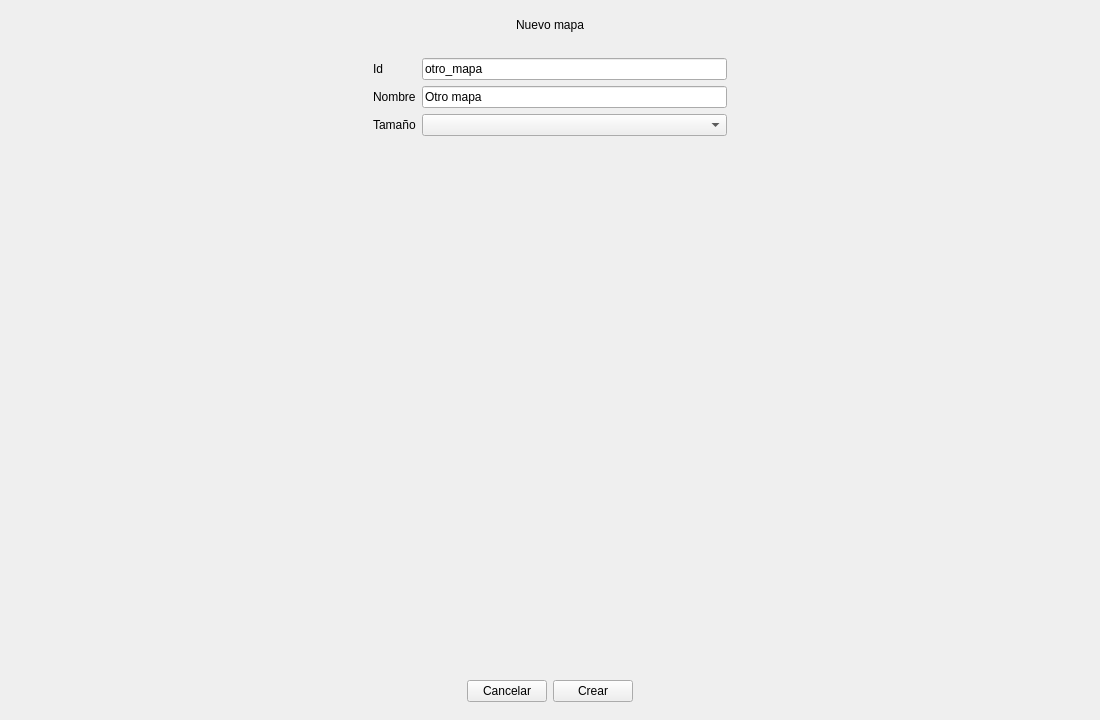
Before: the Qt Designer form editor/EditorWindow.ui in NicolasdelaTorre/TP_Grupal_Grupo_09_Argentum, drawn with Qt 5.
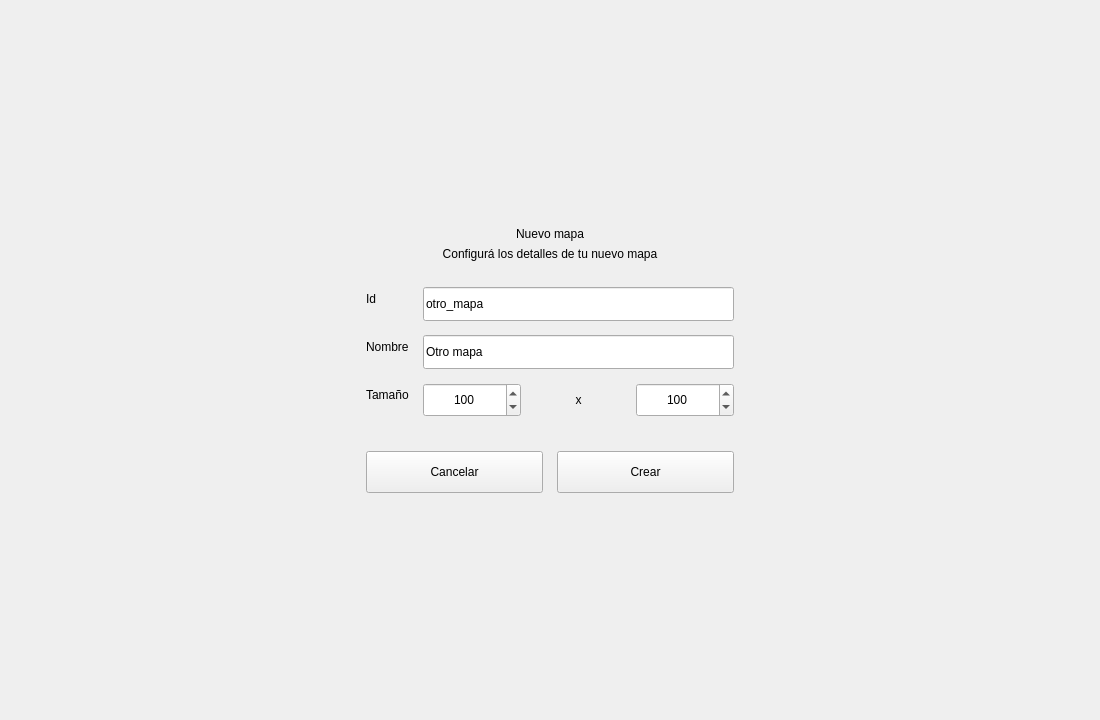
After: the same form once the commit is applied. The open tabs and pages were chosen to show the change.

What changed in the file:
```diff
--- a/editor/EditorWindow.ui
+++ b/editor/EditorWindow.ui
@@ -132,28 +132,15 @@
       </widget>
       <widget class="QWidget" name="pageNewMap">
        <layout class="QVBoxLayout" name="newMapLayout">
-        <item>
-         <widget class="QLabel" name="labelNewMapTitle">
-          <property name="text">
-           <string>Nuevo mapa</string>
-          </property>
-          <property name="alignment">
-           <set>Qt::AlignCenter</set>
-          </property>
-         </widget>
-        </item>
         <item>
          <spacer name="newMapTopSpacer">
           <property name="orientation">
            <enum>Qt::Vertical</enum>
           </property>
-          <property name="sizeType">
-           <enum>QSizePolicy::Fixed</enum>
-          </property>
           <property name="sizeHint" stdset="0">
            <size>
             <width>20</width>
-            <height>20</height>
+            <height>40</height>
            </size>
           </property>
          </spacer>
@@ -168,6 +155,78 @@
             <property name="sizeHint" stdset="0">
              <size>
               <width>40</width>
+              <height>20</height>
+             </size>
+            </property>
+           </spacer>
+          </item>
+          <item>
+           <widget class="QFrame" name="newMapCard">
+            <property name="minimumSize">
+             <size>
+              <width>440</width>
+              <height>0</height>
+             </size>
+            </property>
+            <property name="maximumSize">
+             <size>
+              <width>440</width>
+              <height>16777215</height>
+             </size>
+            </property>
+            <layout class="QVBoxLayout" name="newMapCardLayout">
+             <property name="leftMargin">
+              <number>36</number>
+             </property>
+             <property name="topMargin">
+              <number>32</number>
+             </property>
+             <property name="rightMargin">
+              <number>36</number>
+             </property>
+             <property name="bottomMargin">
+              <number>32</number>
+             </property>
+             <property name="spacing">
+              <number>6</number>
+             </property>
+             <item>
+              <widget class="QLabel" name="labelNewMapTitle">
+               <property name="text">
+                <string>Nuevo mapa</string>
+               </property>
+               <property name="alignment">
+                <set>Qt::AlignCenter</set>
+               </property>
+               <property name="title" stdset="0">
+                <bool>true</bool>
+               </property>
+              </widget>
+             </item>
+             <item>
+              <widget class="QLabel" name="labelNewMapSubtitle">
+               <property name="text">
+                <string>Configurá los detalles de tu nuevo mapa</string>
+               </property>
+               <property name="alignment">
+                <set>Qt::AlignCenter</set>
+               </property>
+               <property name="subtitle" stdset="0">
+                <bool>true</bool>
+               </property>
+              </widget>
+             </item>
+             <item>
+              <spacer name="newMapCardTitleSpacer">
+               <property name="orientation">
+                <enum>Qt::Vertical</enum>
+               </property>
+               <property name="sizeType">
+                <enum>QSizePolicy::Fixed</enum>
+               </property>
+               <property name="sizeHint" stdset="0">
+                <size>
+                 <width>20</width>
               <height>20</height>
              </size>
             </property>
@@ -175,6 +234,15 @@
           </item>
           <item>
            <layout class="QFormLayout" name="newMapForm">
+               <property name="labelAlignment">
+                <set>Qt::AlignLeading|Qt::AlignLeft|Qt::AlignVCenter</set>
+               </property>
+               <property name="horizontalSpacing">
+                <number>14</number>
+               </property>
+               <property name="verticalSpacing">
+                <number>14</number>
+               </property>
             <item row="0" column="0">
              <widget class="QLabel" name="labelNewMapId">
               <property name="text">
@@ -184,6 +252,12 @@
             </item>
             <item row="0" column="1">
              <widget class="QLineEdit" name="inputNewMapId">
+                 <property name="minimumSize">
+                  <size>
+                   <width>0</width>
+                   <height>34</height>
+                  </size>
+                 </property>
               <property name="text">
                <string>otro_mapa</string>
               </property>
@@ -198,6 +272,12 @@
             </item>
             <item row="1" column="1">
              <widget class="QLineEdit" name="inputNewMapName">
+                 <property name="minimumSize">
+                  <size>
+                   <width>0</width>
+                   <height>34</height>
+                  </size>
+                 </property>
               <property name="text">
                <string>Otro mapa</string>
               </property>
@@ -211,55 +291,97 @@
              </widget>
             </item>
             <item row="2" column="1">
-             <widget class="QComboBox" name="comboNewMapSize"/>
-            </item>
-           </layout>
-          </item>
+                <layout class="QHBoxLayout" name="newMapSizeRow">
+                 <property name="spacing">
+                  <number>8</number>
+                 </property>
+                 <item>
+                  <widget class="QSpinBox" name="spinNewMapWidth">
+                   <property name="minimumSize">
+                    <size>
+                     <width>0</width>
+                     <height>34</height>
+                    </size>
+                   </property>
+                   <property name="alignment">
+                    <set>Qt::AlignHCenter|Qt::AlignVCenter</set>
+                   </property>
+                   <property name="minimum">
+                    <number>1</number>
+                   </property>
+                   <property name="maximum">
+                    <number>250</number>
+                   </property>
+                   <property name="value">
+                    <number>100</number>
+                   </property>
+                  </widget>
+                 </item>
           <item>
-           <spacer name="newMapFormRightSpacer">
-            <property name="orientation">
-             <enum>Qt::Horizontal</enum>
-            </property>
-            <property name="sizeHint" stdset="0">
+                  <widget class="QLabel" name="labelNewMapSizeX">
+                   <property name="text">
+                    <string>x</string>
+                   </property>
+                   <property name="alignment">
+                    <set>Qt::AlignCenter</set>
+                   </property>
+                  </widget>
+                 </item>
+                 <item>
+                  <widget class="QSpinBox" name="spinNewMapHeight">
+                   <property name="minimumSize">
              <size>
-              <width>40</width>
-              <height>20</height>
-             </size>
-            </property>
-           </spacer>
+                     <width>0</width>
+                     <height>34</height>
+                    </size>
+                   </property>
+                   <property name="alignment">
+                    <set>Qt::AlignHCenter|Qt::AlignVCenter</set>
+                   </property>
+                   <property name="minimum">
+                    <number>1</number>
+                   </property>
+                   <property name="maximum">
+                    <number>250</number>
+                   </property>
+                   <property name="value">
+                    <number>100</number>
+                   </property>
+                  </widget>
           </item>
          </layout>
         </item>
+              </layout>
+             </item>
         <item>
-         <spacer name="newMapMidSpacer">
+              <spacer name="newMapCardButtonsSpacer">
           <property name="orientation">
            <enum>Qt::Vertical</enum>
           </property>
+               <property name="sizeType">
+                <enum>QSizePolicy::Fixed</enum>
+               </property>
           <property name="sizeHint" stdset="0">
            <size>
             <width>20</width>
-            <height>40</height>
+                 <height>28</height>
            </size>
           </property>
          </spacer>
         </item>
         <item>
          <layout class="QHBoxLayout" name="newMapButtonsRow">
-          <item>
-           <spacer name="newMapButtonsLeftSpacer">
-            <property name="orientation">
-             <enum>Qt::Horizontal</enum>
-            </property>
-            <property name="sizeHint" stdset="0">
-             <size>
-              <width>40</width>
-              <height>20</height>
-             </size>
-            </property>
-           </spacer>
-          </item>
+               <property name="spacing">
+                <number>14</number>
+               </property>
           <item>
            <widget class="QPushButton" name="btnNewMapCancel">
+                 <property name="minimumSize">
+                  <size>
+                   <width>0</width>
+                   <height>42</height>
+                  </size>
+                 </property>
             <property name="text">
              <string>Cancelar</string>
             </property>
@@ -267,6 +389,12 @@
           </item>
           <item>
            <widget class="QPushButton" name="btnNewMapCreate">
+                 <property name="minimumSize">
+                  <size>
+                   <width>0</width>
+                   <height>42</height>
+                  </size>
+                 </property>
             <property name="text">
              <string>Crear</string>
             </property>
@@ -275,8 +403,13 @@
             </property>
            </widget>
           </item>
+              </layout>
+             </item>
+            </layout>
+           </widget>
+          </item>
           <item>
-           <spacer name="newMapButtonsRightSpacer">
+           <spacer name="newMapCardRightSpacer">
             <property name="orientation">
              <enum>Qt::Horizontal</enum>
             </property>
@@ -290,6 +423,19 @@
           </item>
          </layout>
         </item>
+        <item>
+         <spacer name="newMapBottomSpacer">
+          <property name="orientation">
+           <enum>Qt::Vertical</enum>
+          </property>
+          <property name="sizeHint" stdset="0">
+           <size>
+            <width>20</width>
+            <height>40</height>
+           </size>
+          </property>
+         </spacer>
+        </item>
        </layout>
       </widget>
       <widget class="QWidget" name="pageEditor">
```
Left out of the diff: 34 changed lines with no effect on the pictures. Lines whose indentation alone changed are shown as unchanged.
